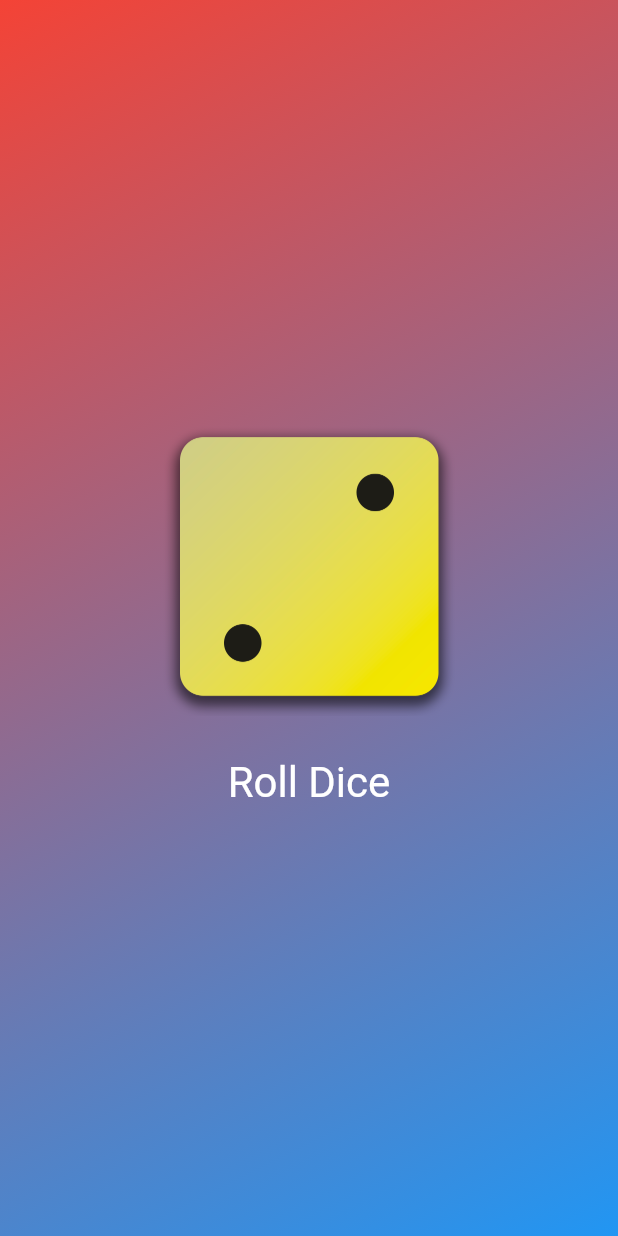
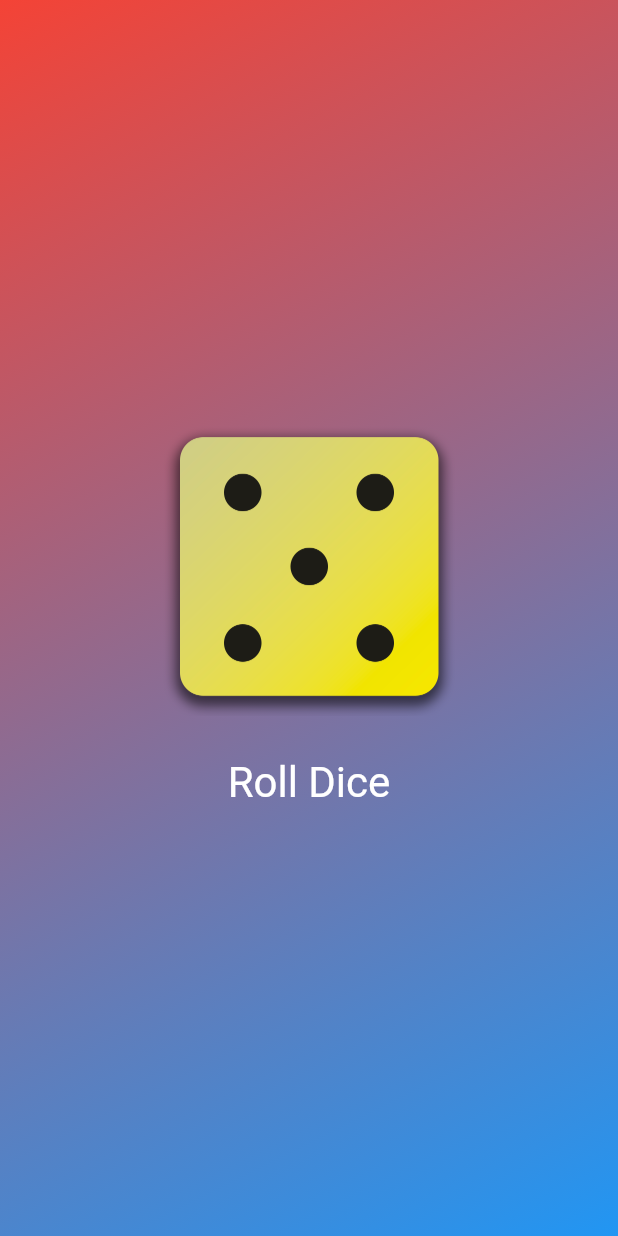
Before and after one commit to GKoukounis/first_app, a Flutter app: the screen it shows after launch, after a tap on "Roll Dice", on a phone screen of 412 x 824 dp. Run offline on Flutter 3.47's test engine with Material 3 defaults, Android fonts, the phone set to English and light mode, and no system bars.

```diff
--- a/lib/dice_roller.dart
+++ b/lib/dice_roller.dart
@@ -1,5 +1,5 @@
 import 'package:flutter/material.dart';
-
+import 'dart:math';
 class DiceRoller extends StatefulWidget {
   const DiceRoller({super.key});
 
@@ -15,7 +15,8 @@ class _DiceRollerState extends State<DiceRoller> {
 
   void rollDice() {
     setState(() {
-      activeDiceImage = 'assets/images/dice-2.png';
+      var diceRoll = Random().nextInt(6)+1;
+      activeDiceImage = 'assets/images/dice-$diceRoll.png';
     });
   }
   @override
```
